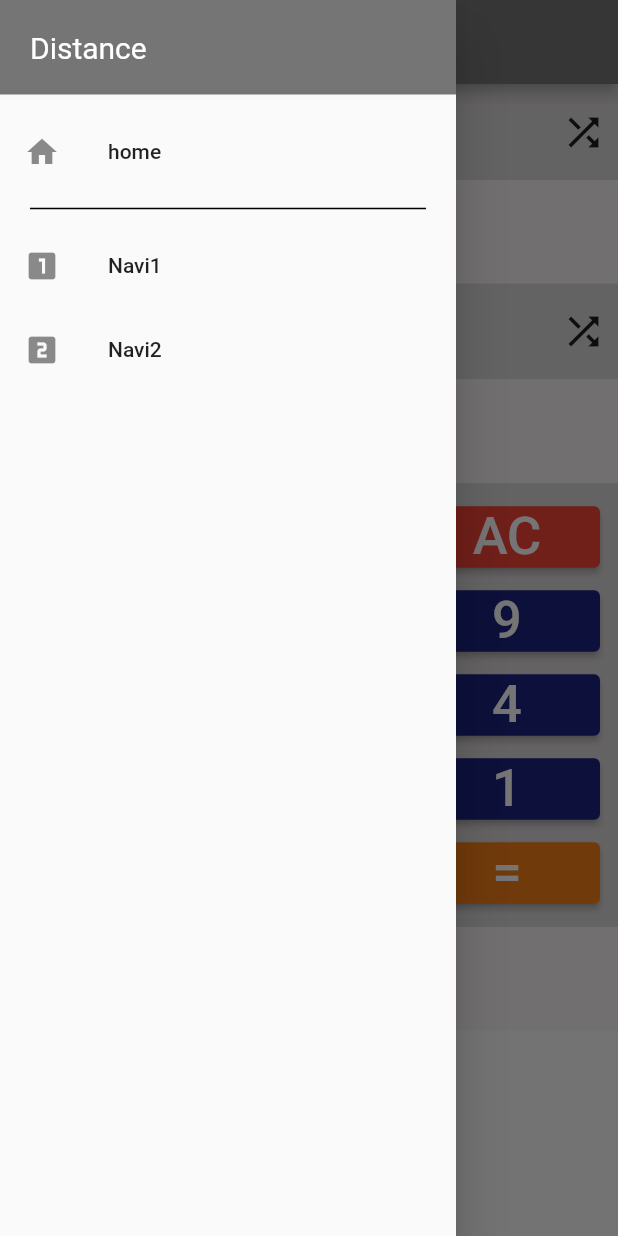
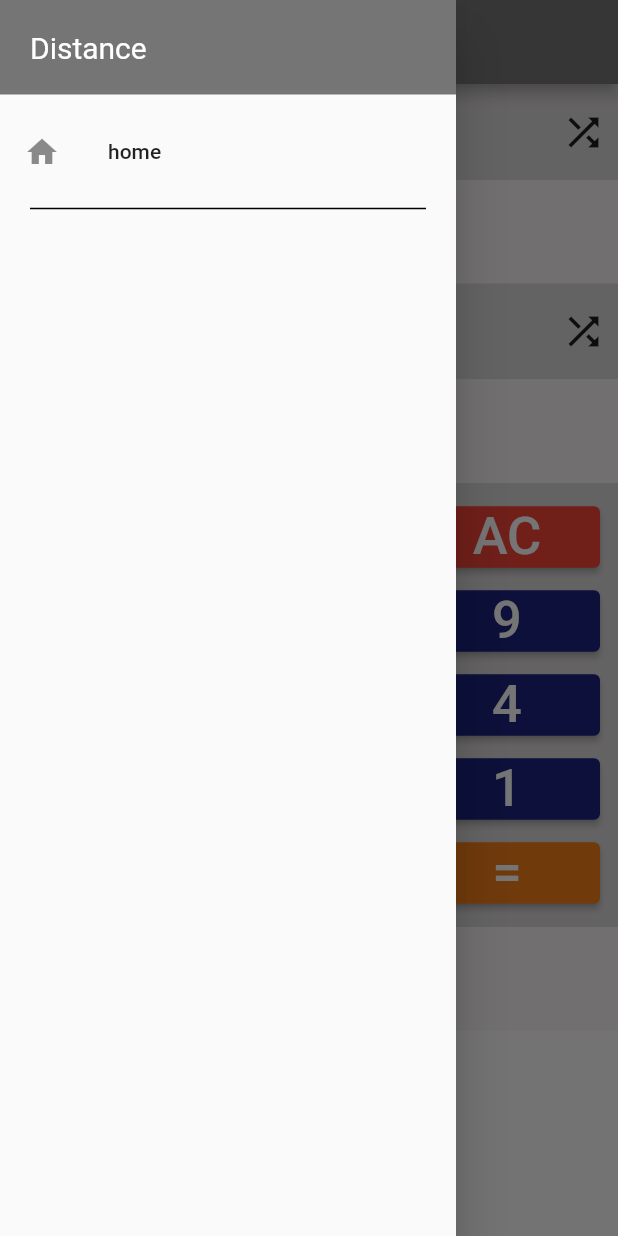
Before and after one commit to 8RIII/cc206-converter_app, a Flutter app: the screen it shows after launch, with the side drawer open, on a phone screen of 412 x 824 dp. Run offline on Flutter 3.47's test engine with Material 2 defaults, Android fonts, the phone set to English and light mode, and no system bars.

Commit message:
small edits

```diff
--- a/lib/features/distance_function.dart
+++ b/lib/features/distance_function.dart
@@ -118,16 +118,17 @@ class _DistanceFunctionState extends State<DistanceFunction> {
             endIndent: 20,
             color: Colors.black,
           ),
-          ListTile(
-            leading: const Icon(Icons.looks_one), //Change icons here
-            title: const Text('Navi1'),
-            onTap: () {}, //Insert navigation action here
-          ),
-          ListTile(
-            leading: const Icon(Icons.looks_two), //Change icons here
-            title: const Text('Navi2'),
-            onTap: () {}, //Insert navigation action here
-          )
+          //Future Destinations
+          // ListTile(
+          //   leading: const Icon(Icons.looks_one), //Change icons here
+          //   title: const Text('Navi1'),
+          //   onTap: () {}, //Insert navigation action here
+          // ),
+          // ListTile(
+          //   leading: const Icon(Icons.looks_two), //Change icons here
+          //   title: const Text('Navi2'),
+          //   onTap: () {}, //Insert navigation action here
+          // )
         ],
       )),
       body: Column(
```
